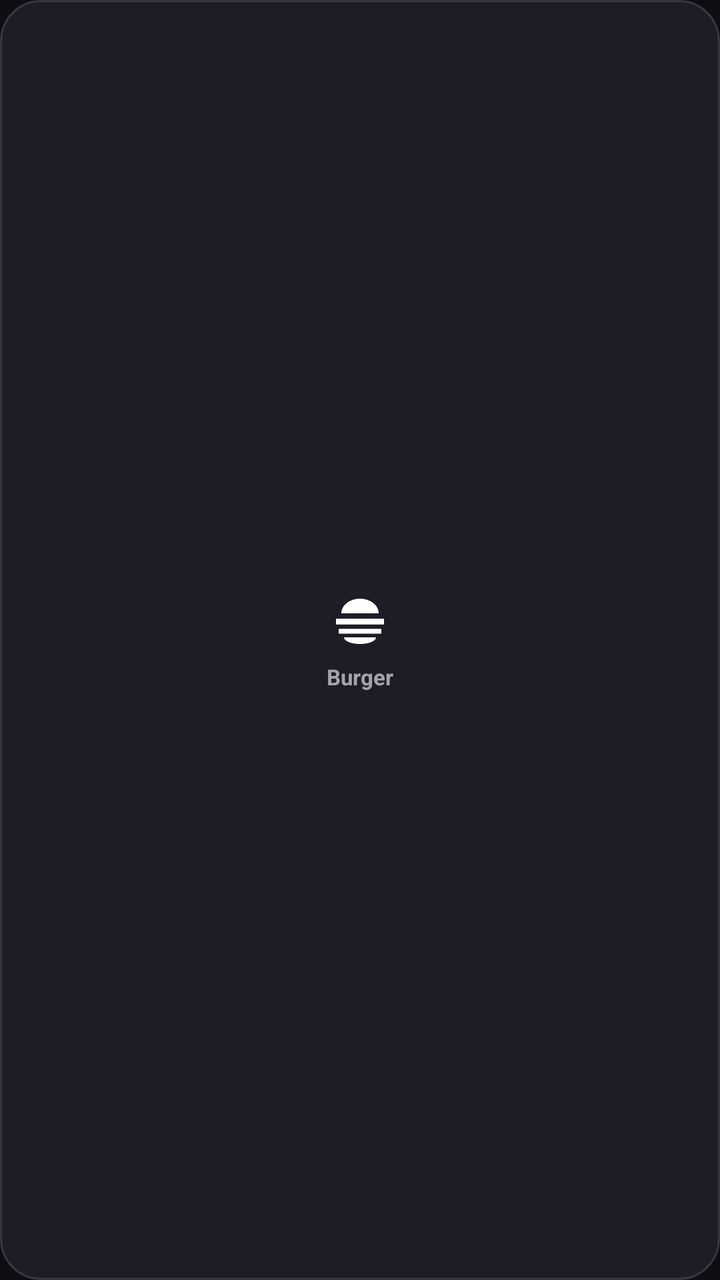
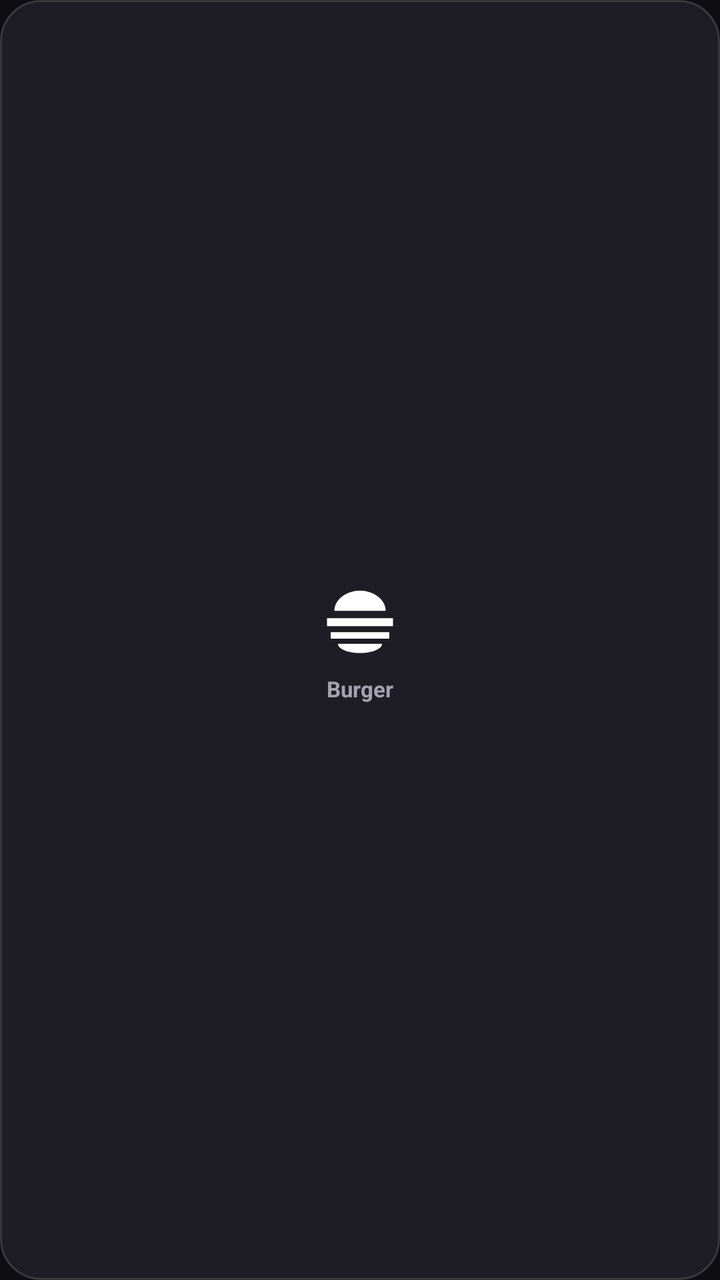

Compare the two renders of this Android layout. The source of the first and the diff that turns it into the second are given below.
<!-- AndroidManifest.xml: application theme Theme.FoodieHub -->
<!-- res/layout/item_category_glass.xml -->
<?xml version="1.0" encoding="utf-8"?>
<LinearLayout xmlns:android="http://schemas.android.com/apk/res/android"
    android:id="@+id/layoutCategoryRoot"
    android:layout_width="68dp"
    android:layout_height="78dp"
    android:layout_marginEnd="12dp"
    android:background="@drawable/bg_glass_card"
    android:clickable="true"
    android:focusable="true"
    android:foreground="?attr/selectableItemBackgroundBorderless"
    android:gravity="center"
    android:orientation="vertical"
    android:padding="8dp">

    <ImageView
        android:id="@+id/imgCategoryIcon"
        android:layout_width="32dp"
        android:layout_height="32dp"
        android:src="@drawable/ic_category_burger" />

    <TextView
        android:id="@+id/txtCategoryTitle"
        android:layout_width="wrap_content"
        android:layout_height="wrap_content"
        android:layout_marginTop="5dp"
        android:ellipsize="end"
        android:maxLines="1"
        android:text="Burger"
        android:textColor="@color/text_secondary"
        android:textSize="11sp"
        android:textStyle="bold" />

</LinearLayout>
<!-- resources referenced by this layout -->
<resources>
  <color name="text_secondary">#A5A2B0</color>
  <!-- drawable bg_glass_card (drawable) -->
  <?xml version="1.0" encoding="utf-8"?>
  <shape xmlns:android="http://schemas.android.com/apk/res/android"
      android:shape="rectangle">
      <solid android:color="#D922202A" />
      <corners android:radius="20dp" />
      <stroke
          android:width="1dp"
          android:color="#26FFFFFF" />
  </shape>
  <!-- drawable ic_category_burger (drawable) -->
  <vector xmlns:android="http://schemas.android.com/apk/res/android"
      android:width="28dp"
      android:height="28dp"
      android:viewportWidth="24"
      android:viewportHeight="24">
      
      <path
          android:fillColor="#FFFFFFFF"
          android:pathData="M19,9.5C19,6.5 15.86,4 12,4S5,6.5 5,9.5H19z" />
      
      <path
          android:fillColor="#FFFFFFFF"
          android:pathData="M3,11.5h18v2.2H3V11.5zm1,3.8h16v1.8H4v-1.8z" />
      
      <path
          android:fillColor="#FFFFFFFF"
          android:pathData="M6,18.5c0,1.4 2.7,2.5 6,2.5s6,-1.1 6,-2.5H6z" />
  </vector>
  <style name="Theme.FoodieHub" parent="Theme.Material3.DayNight.NoActionBar">
          <item name="colorPrimary">@color/primary</item>
          <item name="colorPrimaryVariant">@color/primary_dark</item>
          <item name="colorSecondary">@color/accent</item>
          <item name="android:statusBarColor">#0E0D12</item>
          <item name="android:navigationBarColor">#0E0D12</item>
          <item name="android:windowBackground">#0E0D12</item>
          <item name="android:windowLightStatusBar">false</item>
          <item name="windowActionBar">false</item>
          <item name="windowNoTitle">true</item>
      </style>
  <color name="primary">#FF6D00</color>
  <color name="primary_dark">#E65100</color>
  <color name="accent">#FFA000</color>
</resources>

<!-- the commit's change to res/layout/item_category_glass.xml (unified diff, before → after) -->
@@ -1,21 +1,22 @@
 <?xml version="1.0" encoding="utf-8"?>
 <LinearLayout xmlns:android="http://schemas.android.com/apk/res/android"
     android:id="@+id/layoutCategoryRoot"
-    android:layout_width="68dp"
-    android:layout_height="78dp"
-    android:layout_marginEnd="12dp"
+    android:layout_width="76dp"
+    android:layout_height="90dp"
+    android:layout_marginEnd="10dp"
     android:background="@drawable/bg_glass_card"
     android:clickable="true"
     android:focusable="true"
     android:foreground="?attr/selectableItemBackgroundBorderless"
     android:gravity="center"
     android:orientation="vertical"
-    android:padding="8dp">
+    android:padding="6dp">
 
     <ImageView
         android:id="@+id/imgCategoryIcon"
-        android:layout_width="32dp"
-        android:layout_height="32dp"
+        android:layout_width="44dp"
+        android:layout_height="44dp"
+        android:scaleType="centerCrop"
         android:src="@drawable/ic_category_burger" />
 
     <TextView
